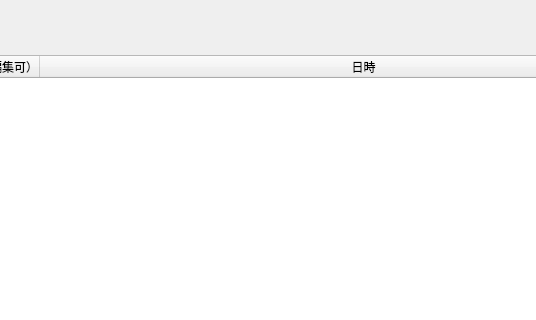
Qt form resources/main_window.ui (blue-no/photo-rename) before a commit; both pictures show x 178 to 714 and y 0 to 320 of the 1200 by 500 pixel window.
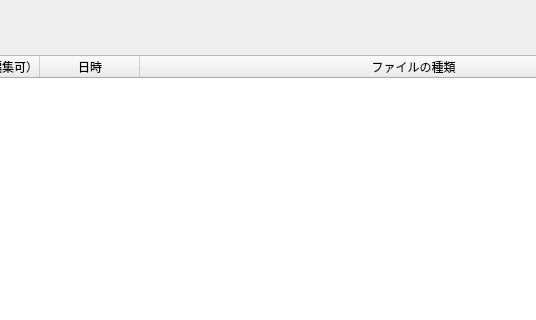
The same form after that commit.

Commit message: Add suffix column

```diff
--- a/resources/main_window.ui
+++ b/resources/main_window.ui
@@ -95,6 +95,11 @@
          <string>日時</string>
         </property>
        </column>
+       <column>
+        <property name="text">
+         <string>ファイルの種類</string>
+        </property>
+       </column>
       </widget>
      </item>
      <item row="0" column="0">
```
Left out of the diff: 2 changed lines with no effect on the pictures. The commit also changes 1 other file.
